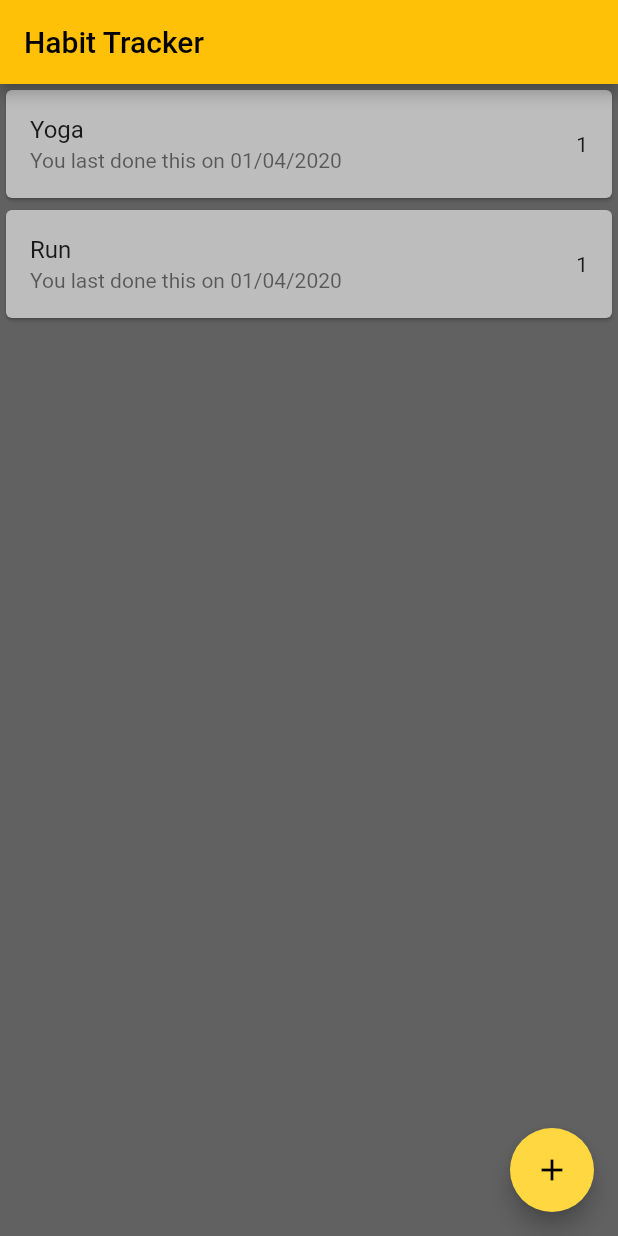
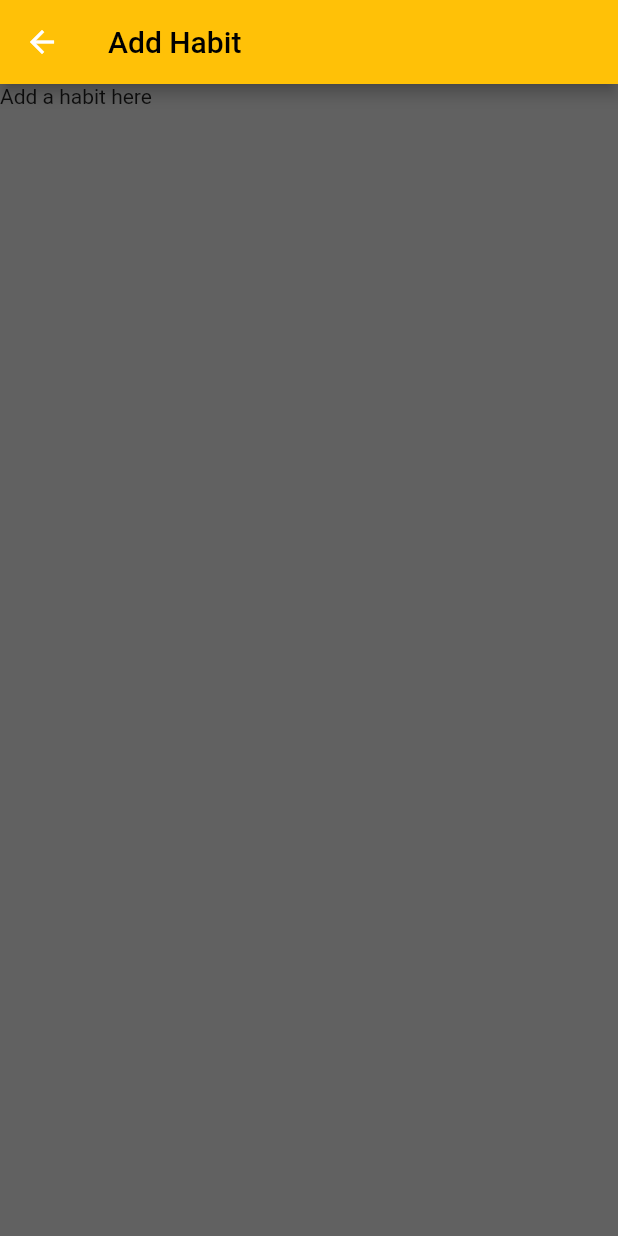
Before and after one commit to lbk9/habittracker, a Flutter app: the screen it shows after launch, after a tap on the "add" icon, on a phone screen of 412 x 824 dp. Run offline on Flutter 3.47's test engine with Material 2 defaults, Android fonts, the phone set to English and light mode, and no system bars.

Commit message:
added new page and animation

```diff
--- a/lib/main.dart
+++ b/lib/main.dart
@@ -1,9 +1,11 @@
 import 'package:flutter/material.dart';
 import 'package:flhabittracker/pages/habit_screen.dart';
+import 'package:flhabittracker/pages/add_habit_screen.dart';
 
 void main() => runApp(MaterialApp(
     initialRoute: '/',
     routes: {
       '/': (context) => Habits(),
+      '/add': (context) => AddHabit(),
     }
 ));
--- /dev/null
+++ b/lib/pages/add_habit_screen.dart
@@ -0,0 +1,29 @@
+import 'package:flutter/material.dart';
+import 'package:flutter/painting.dart';
+import 'package:flhabittracker/models/habit_model.dart';
+
+class AddHabit extends StatefulWidget {
+  @override
+  _AddHabitState createState() => _AddHabitState();
+}
+
+class _AddHabitState extends State<AddHabit> {
+  @override
+  Widget build(BuildContext context) {
+    return Scaffold(
+      backgroundColor: Colors.grey[700],
+      appBar: AppBar(
+        backgroundColor: Colors.amber,
+        title: Text(
+          'Add Habit',
+          style: TextStyle(
+            color: Colors.black
+          ),
+        ),
+      ),
+      body: Text(
+        'Add a habit here',
+      )
+    );
+  }
+}
--- a/lib/pages/habit_screen.dart
+++ b/lib/pages/habit_screen.dart
@@ -1,6 +1,7 @@
 import 'package:flutter/material.dart';
 import 'package:flutter/painting.dart';
 import 'package:flhabittracker/models/habit_model.dart';
+import 'package:flhabittracker/pages/add_habit_screen.dart';
 
 class Habits extends StatefulWidget {
   @override
@@ -17,6 +18,11 @@ class _HabitsState extends State<Habits> {
     setState(() {
       habitList[index].streak++;
     });
+  }
+
+  void addHabit(Habit habit){
+    var newHabit = new Habit(habit.title, habit.latestEntry);
+    habitList.add(newHabit);
   }
 
   @override
@@ -56,8 +62,20 @@ class _HabitsState extends State<Habits> {
       floatingActionButton: FloatingActionButton(
         backgroundColor: Colors.amberAccent,
         onPressed: (){
-          //function
-        },
+          Navigator.push(context, PageRouteBuilder(
+          transitionDuration: Duration(milliseconds: 500),
+          transitionsBuilder: (BuildContext context, Animation<double> animation, Animation<double> animationEnd, Widget child){
+            animation = CurvedAnimation(parent: animation, curve: Curves.elasticInOut, reverseCurve: Curves.elasticOut);
+            return ScaleTransition(
+            alignment: Alignment.bottomRight,
+            scale: animation,
+            child: child
+            );
+          },
+          pageBuilder: (BuildContext context, Animation<double> animation, Animation<double> animationEnd){
+            return AddHabit();
+          }));
+          },
         child: Icon(
           Icons.add,
           color: Colors.black),
```
